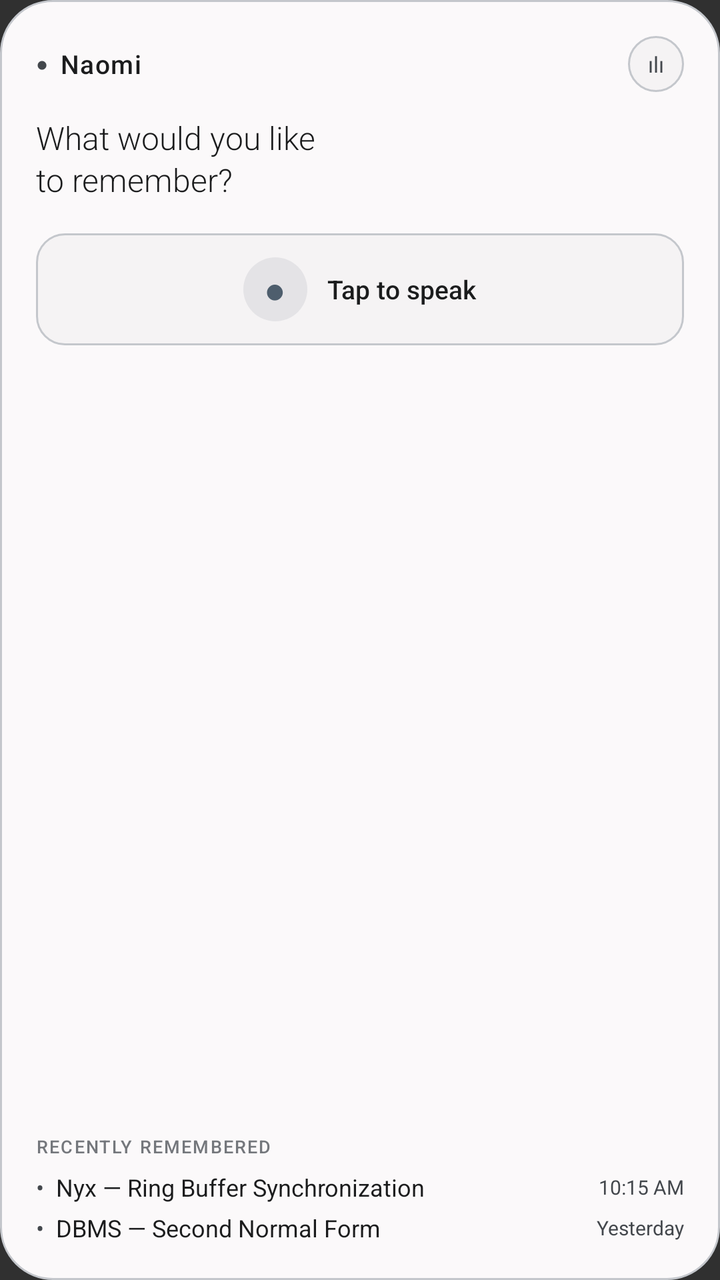
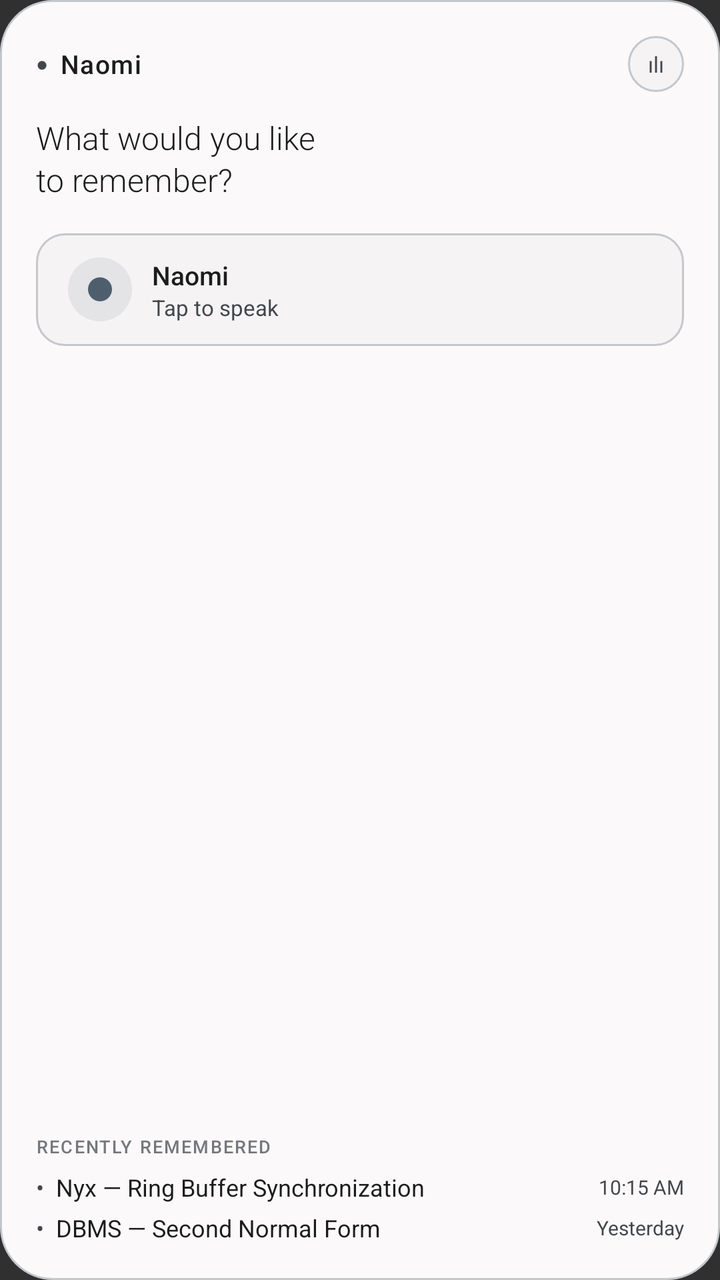

Before-and-after screenshots of an Android layout around one commit, followed by the original layout XML and the change that was made.
<!-- AndroidManifest.xml: application theme android:Theme.Material.NoActionBar -->
<!-- res/layout/naomi_widget_large.xml -->
<?xml version="1.0" encoding="utf-8"?>
<LinearLayout xmlns:android="http://schemas.android.com/apk/res/android"
    android:id="@+id/widget_large_root"
    android:layout_width="match_parent"
    android:layout_height="match_parent"
    android:background="@drawable/widget_bg"
    android:orientation="vertical"
    android:padding="18dp">

    
    <RelativeLayout
        android:layout_width="match_parent"
        android:layout_height="wrap_content">

        <LinearLayout
            android:layout_width="wrap_content"
            android:layout_height="wrap_content"
            android:layout_alignParentStart="true"
            android:layout_centerVertical="true"
            android:gravity="center_vertical"
            android:orientation="horizontal">

            <TextView
                android:layout_width="wrap_content"
                android:layout_height="wrap_content"
                android:text="●"
                android:textColor="@color/widget_text_secondary"
                android:textSize="10sp" />

            <TextView
                android:id="@+id/widget_large_header_title"
                android:layout_width="wrap_content"
                android:layout_height="wrap_content"
                android:layout_marginStart="6dp"
                android:fontFamily="sans-serif-medium"
                android:letterSpacing="0.04"
                android:text="Naomi"
                android:textColor="@color/widget_text_primary"
                android:textSize="13sp" />
        </LinearLayout>

        
        <FrameLayout
            android:id="@+id/widget_large_btn_ambient"
            android:layout_width="28dp"
            android:layout_height="28dp"
            android:layout_alignParentEnd="true"
            android:layout_centerVertical="true"
            android:background="@drawable/widget_icon_button_bg">

            <TextView
                android:layout_width="wrap_content"
                android:layout_height="wrap_content"
                android:layout_gravity="center"
                android:text="ılı"
                android:textColor="@color/widget_text_secondary"
                android:textSize="11sp" />
        </FrameLayout>
    </RelativeLayout>

    
    <TextView
        android:id="@+id/widget_large_prompt"
        android:layout_width="match_parent"
        android:layout_height="wrap_content"
        android:layout_marginTop="12dp"
        android:fontFamily="sans-serif-light"
        android:lineSpacingExtra="2dp"
        android:text="What would you like\nto remember?"
        android:textColor="@color/widget_text_primary"
        android:textSize="16sp" />

    
    <LinearLayout
        android:id="@+id/widget_large_capture_button"
        android:layout_width="match_parent"
        android:layout_height="wrap_content"
        android:layout_marginTop="16dp"
        android:background="@drawable/widget_surface_pill"
        android:gravity="center"
        android:orientation="horizontal"
        android:paddingVertical="12dp"
        android:paddingHorizontal="16dp">

        <FrameLayout
            android:id="@+id/widget_large_orb_container"
            android:layout_width="32dp"
            android:layout_height="32dp">

            
            <FrameLayout
                android:id="@+id/widget_large_halo"
                android:layout_width="match_parent"
                android:layout_height="match_parent"
                android:background="@drawable/widget_orb_outer_circle" />

            <TextView
                android:id="@+id/widget_large_icon"
                android:layout_width="wrap_content"
                android:layout_height="wrap_content"
                android:layout_gravity="center"
                android:includeFontPadding="false"
                android:text="●"
                android:textColor="@color/widget_orb_idle"
                android:textSize="18sp" />
        </FrameLayout>

        <TextView
            android:id="@+id/widget_large_capture_label"
            android:layout_width="wrap_content"
            android:layout_height="wrap_content"
            android:layout_marginStart="10dp"
            android:fontFamily="sans-serif-medium"
            android:text="Tap to speak"
            android:textColor="@color/widget_text_primary"
            android:textSize="13sp" />
    </LinearLayout>

    
    <FrameLayout
        android:layout_width="match_parent"
        android:layout_height="0dp"
        android:layout_weight="1" />

    
    <TextView
        android:id="@+id/widget_large_recent_label"
        android:layout_width="wrap_content"
        android:layout_height="wrap_content"
        android:fontFamily="sans-serif-medium"
        android:letterSpacing="0.08"
        android:text="RECENTLY REMEMBERED"
        android:textColor="@color/widget_text_tertiary"
        android:textSize="9sp" />

    
    <LinearLayout
        android:id="@+id/widget_large_note_1"
        android:layout_width="match_parent"
        android:layout_height="wrap_content"
        android:layout_marginTop="6dp"
        android:gravity="center_vertical"
        android:orientation="horizontal">

        <TextView
            android:id="@+id/widget_large_note_1_bullet"
            android:layout_width="wrap_content"
            android:layout_height="wrap_content"
            android:text="•"
            android:textColor="@color/widget_text_secondary"
            android:textSize="12sp" />

        <TextView
            android:id="@+id/widget_large_note_1_title"
            android:layout_width="0dp"
            android:layout_height="wrap_content"
            android:layout_marginStart="6dp"
            android:layout_weight="1"
            android:ellipsize="end"
            android:fontFamily="sans-serif"
            android:maxLines="1"
            android:text="Nyx — Ring Buffer Synchronization"
            android:textColor="@color/widget_text_primary"
            android:textSize="12sp" />

        <TextView
            android:id="@+id/widget_large_note_1_time"
            android:layout_width="wrap_content"
            android:layout_height="wrap_content"
            android:layout_marginStart="6dp"
            android:fontFamily="sans-serif"
            android:text="10:15 AM"
            android:textColor="@color/widget_text_secondary"
            android:textSize="10sp" />
    </LinearLayout>

    
    <LinearLayout
        android:id="@+id/widget_large_note_2"
        android:layout_width="match_parent"
        android:layout_height="wrap_content"
        android:layout_marginTop="4dp"
        android:gravity="center_vertical"
        android:orientation="horizontal">

        <TextView
            android:id="@+id/widget_large_note_2_bullet"
            android:layout_width="wrap_content"
            android:layout_height="wrap_content"
            android:text="•"
            android:textColor="@color/widget_text_secondary"
            android:textSize="12sp" />

        <TextView
            android:id="@+id/widget_large_note_2_title"
            android:layout_width="0dp"
            android:layout_height="wrap_content"
            android:layout_marginStart="6dp"
            android:layout_weight="1"
            android:ellipsize="end"
            android:fontFamily="sans-serif"
            android:maxLines="1"
            android:text="DBMS — Second Normal Form"
            android:textColor="@color/widget_text_primary"
            android:textSize="12sp" />

        <TextView
            android:id="@+id/widget_large_note_2_time"
            android:layout_width="wrap_content"
            android:layout_height="wrap_content"
            android:layout_marginStart="6dp"
            android:fontFamily="sans-serif"
            android:text="Yesterday"
            android:textColor="@color/widget_text_secondary"
            android:textSize="10sp" />
    </LinearLayout>

</LinearLayout>
<!-- resources referenced by this layout -->
<resources>
  <color name="widget_orb_idle">#4E5E6D</color>
  <color name="widget_text_primary">#1B1C1D</color>
  <color name="widget_text_secondary">#43474C</color>
  <color name="widget_text_tertiary">#74777C</color>
  <!-- drawable widget_bg (drawable) -->
  <?xml version="1.0" encoding="utf-8"?>
  <shape xmlns:android="http://schemas.android.com/apk/res/android"
      android:shape="rectangle">
      <corners android:radius="26dp" />
      <solid android:color="@color/widget_background" />
      <stroke
          android:width="1dp"
          android:color="@color/widget_stroke" />
  </shape>
  <!-- drawable widget_icon_button_bg (drawable) -->
  <?xml version="1.0" encoding="utf-8"?>
  <shape xmlns:android="http://schemas.android.com/apk/res/android"
      android:shape="oval">
      <solid android:color="@color/widget_surface" />
      <stroke
          android:width="1dp"
          android:color="@color/widget_stroke" />
  </shape>
  <!-- drawable widget_orb_outer_circle (drawable) -->
  <?xml version="1.0" encoding="utf-8"?>
  <shape xmlns:android="http://schemas.android.com/apk/res/android"
      android:shape="oval">
      <solid android:color="@color/widget_orb_halo" />
  </shape>
  <!-- drawable widget_surface_pill (drawable) -->
  <?xml version="1.0" encoding="utf-8"?>
  <shape xmlns:android="http://schemas.android.com/apk/res/android"
      android:shape="rectangle">
      <corners android:radius="14dp" />
      <solid android:color="@color/widget_surface" />
      <stroke
          android:width="1dp"
          android:color="@color/widget_stroke" />
  </shape>
  <color name="widget_background">#FBF9FA</color>
  <color name="widget_stroke">#C4C7CC</color>
  <color name="widget_surface">#F5F3F4</color>
  <color name="widget_orb_halo">#1A4E5E6D</color>
</resources>

<!-- the commit's change to res/layout/naomi_widget_large.xml (unified diff, before → after) -->
@@ -1,9 +1,20 @@
 <?xml version="1.0" encoding="utf-8"?>
-<LinearLayout xmlns:android="http://schemas.android.com/apk/res/android"
+<FrameLayout xmlns:android="http://schemas.android.com/apk/res/android"
     android:id="@+id/widget_large_root"
     android:layout_width="match_parent"
+    android:layout_height="match_parent">
+
+    <ImageView
+        android:id="@+id/widget_bg"
+        android:layout_width="match_parent"
+        android:layout_height="match_parent"
+        android:contentDescription="@null"
+        android:scaleType="fitXY"
+        android:src="@drawable/widget_bg_system" />
+
+  <LinearLayout
+    android:layout_width="match_parent"
     android:layout_height="match_parent"
-    android:background="@drawable/widget_bg"
     android:orientation="vertical"
     android:padding="18dp">
 
@@ -94,26 +105,46 @@
                 android:layout_height="match_parent"
                 android:background="@drawable/widget_orb_outer_circle" />
 
-            <TextView
+            
+            <ImageView
                 android:id="@+id/widget_large_icon"
-                android:layout_width="wrap_content"
-                android:layout_height="wrap_content"
+                android:layout_width="16dp"
+                android:layout_height="16dp"
                 android:layout_gravity="center"
-                android:includeFontPadding="false"
-                android:text="●"
-                android:textColor="@color/widget_orb_idle"
-                android:textSize="18sp" />
+                android:contentDescription="@null"
+                android:src="@drawable/widget_orb_dot" />
         </FrameLayout>
 
-        <TextView
-            android:id="@+id/widget_large_capture_label"
-            android:layout_width="wrap_content"
-            android:layout_height="wrap_content"
+        
+        <LinearLayout
+            android:layout_width="0dp"
+            android:layout_height="wrap_content"
+            android:layout_weight="1"
             android:layout_marginStart="10dp"
-            android:fontFamily="sans-serif-medium"
-            android:text="Tap to speak"
-            android:textColor="@color/widget_text_primary"
-            android:textSize="13sp" />
+            android:orientation="vertical">
+
+            <TextView
+                android:id="@+id/widget_large_capture_title"
+                android:layout_width="match_parent"
+                android:layout_height="wrap_content"
+                android:ellipsize="end"
+                android:fontFamily="sans-serif-medium"
+                android:maxLines="1"
+                android:text="Naomi"
+                android:textColor="@color/widget_text_primary"
+                android:textSize="13sp" />
+
+            <TextView
+                android:id="@+id/widget_large_capture_label"
+                android:layout_width="match_parent"
+                android:layout_height="wrap_content"
+                android:ellipsize="end"
+                android:fontFamily="sans-serif"
+                android:maxLines="1"
+                android:text="Tap to speak"
+                android:textColor="@color/widget_text_secondary"
+                android:textSize="11sp" />
+        </LinearLayout>
     </LinearLayout>
 
     
@@ -215,4 +246,6 @@
             android:textSize="10sp" />
     </LinearLayout>
 
-</LinearLayout>
+  </LinearLayout>
+
+</FrameLayout>
<!-- resource entries referenced after the edit -->
@@ -4,15 +4,13 @@
   <color name="widget_text_primary">#1B1C1D</color>
   <color name="widget_text_secondary">#43474C</color>
   <color name="widget_text_tertiary">#74777C</color>
-  <!-- drawable widget_bg (drawable) -->
+  <!-- drawable widget_bg_system (drawable) -->
   <?xml version="1.0" encoding="utf-8"?>
   <shape xmlns:android="http://schemas.android.com/apk/res/android"
       android:shape="rectangle">
       <corners android:radius="26dp" />
       <solid android:color="@color/widget_background" />
-      <stroke
-          android:width="1dp"
-          android:color="@color/widget_stroke" />
+      <stroke android:width="1dp" android:color="@color/widget_stroke" />
   </shape>
   <!-- drawable widget_icon_button_bg (drawable) -->
   <?xml version="1.0" encoding="utf-8"?>
@@ -23,6 +21,18 @@
           android:width="1dp"
           android:color="@color/widget_stroke" />
   </shape>
+  <!-- drawable widget_orb_dot (drawable) -->
+  <?xml version="1.0" encoding="utf-8"?>
+  <vector xmlns:android="http://schemas.android.com/apk/res/android"
+      android:width="24dp"
+      android:height="24dp"
+      android:viewportWidth="24"
+      android:viewportHeight="24"
+      android:tint="@color/widget_orb_idle">
+      <path
+          android:fillColor="@android:color/white"
+          android:pathData="M12,12m-9,0a9,9 0,1 1,18 0a9,9 0,1 1,-18 0" />
+  </vector>
   <!-- drawable widget_orb_outer_circle (drawable) -->
   <?xml version="1.0" encoding="utf-8"?>
   <shape xmlns:android="http://schemas.android.com/apk/res/android"
